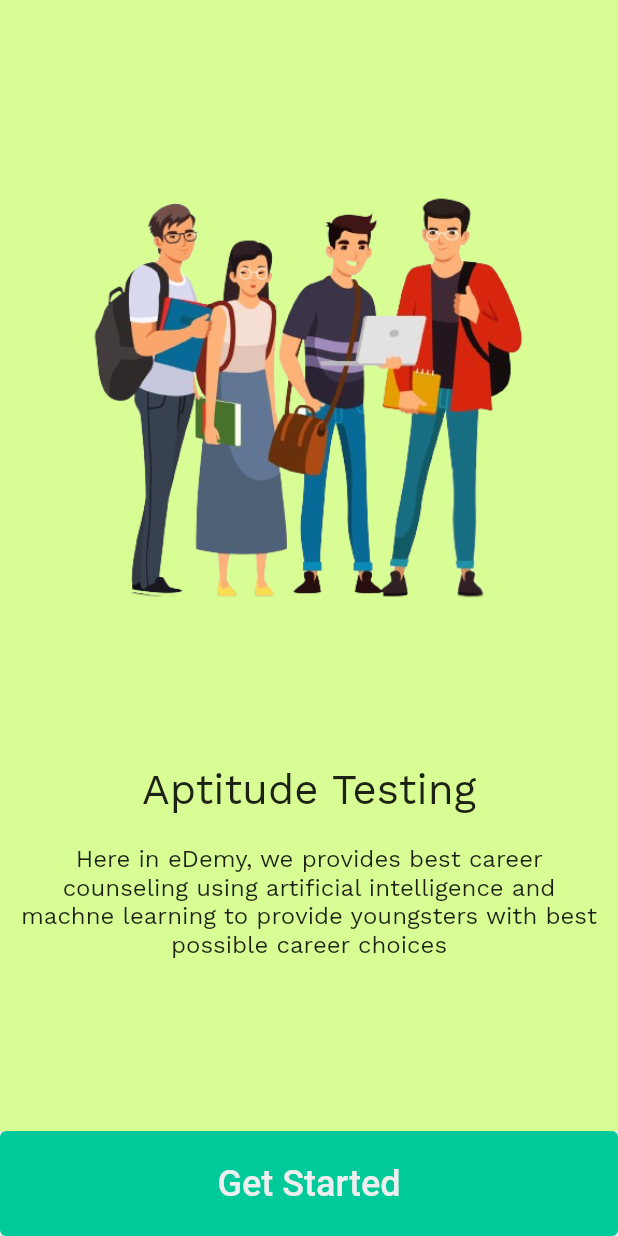
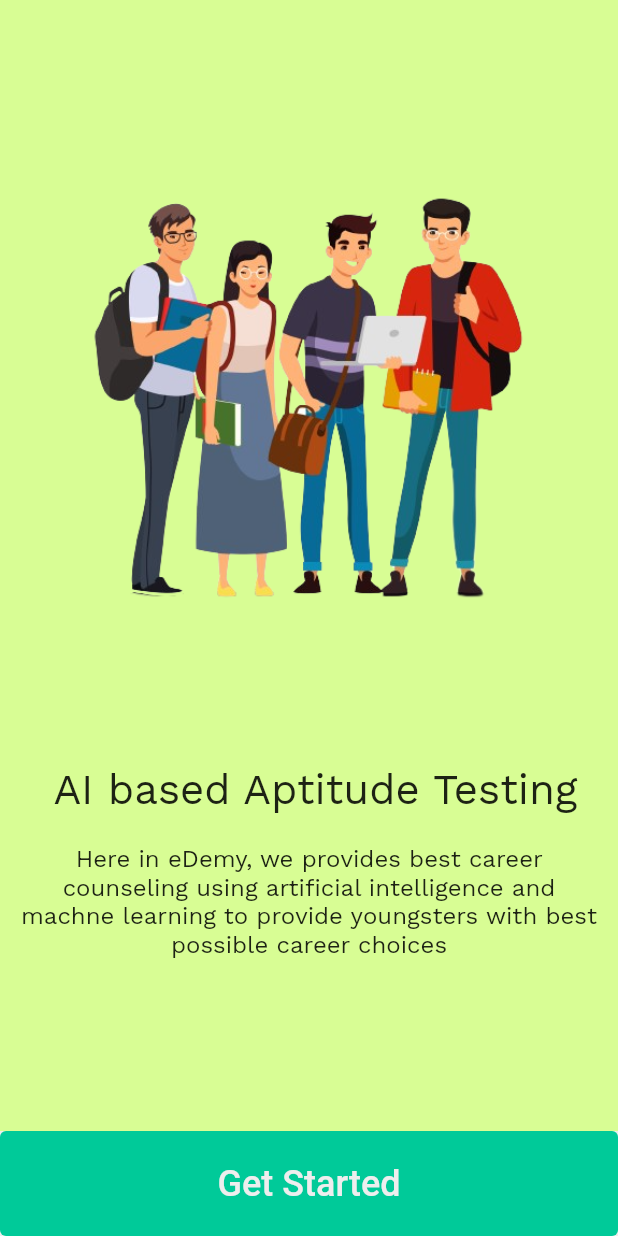
Before and after one commit to eDemy-SIH/eDemy-App, a Flutter app: the screen it shows after launch, after a tap on "SKIP", on a phone screen of 412 x 824 dp. Run offline on Flutter 3.47's test engine with Material 2 defaults, Android fonts, the light colour scheme and no system bars; our stand-ins replace hive, hive_flutter, pie_chart, smooth_page_indicator, velocity_x; accounts and stored records are empty.

Commit message:
Minor Changes

```diff
--- a/lib/main.dart
+++ b/lib/main.dart
@@ -14,6 +14,7 @@ import 'package:flutter/material.dart';
 import 'package:provider/provider.dart';
 
 void main() async{
+  WidgetsFlutterBinding.ensureInitialized();
 
   await Hive.initFlutter();
   await Hive.openBox("Start_db");
--- a/lib/pages/education_info.dart
+++ b/lib/pages/education_info.dart
@@ -142,7 +142,7 @@ class _EducationInfoState extends State<EducationInfo> {
                                   BorderSide(color: context.primaryColor, width: 3.0),
                             ),
                           ),
-                          keyboardType: TextInputType.emailAddress,
+                          keyboardType: TextInputType.number,
 
                           validator: (value) {
                             if (value == null || value.isEmpty) {
--- a/lib/pages/get_started.dart
+++ b/lib/pages/get_started.dart
@@ -37,7 +37,7 @@ class _GetStartedState extends State<GetStarted> {
               imagestring: "assets/images/student1.png",
             ),
             Onboarding(
-              title: "Aptitude Testing",
+              title: " AI based Aptitude Testing",
               subtitle: "Here in eDemy, we provides best career counseling using artificial intelligence and machne learning to provide youngsters with best possible career choices",
               imagestring: "assets/images/student1.png",
             ),
--- a/lib/pages/student_info.dart
+++ b/lib/pages/student_info.dart
@@ -192,6 +192,7 @@ class _StudentInfoState extends State<StudentInfo> {
                               borderRadius: BorderRadius.circular(10.0),
                             ),
                           ),
+                          keyboardType: TextInputType.number,
                           onTap: () async {
                           },
                           validator: (value) {
```
